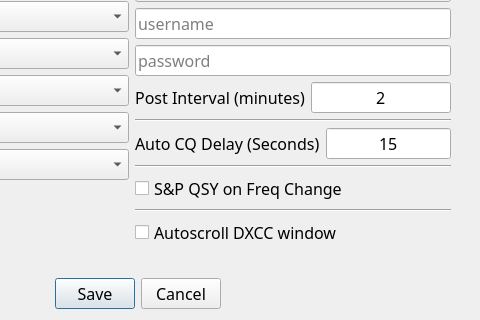
Above: not1mm/data/configuration.ui from mbridak/not1mm before the change; both pictures show x 204 to 684 and y 179 to 499 of the 684 by 499 pixel window. Below: the same form after it.
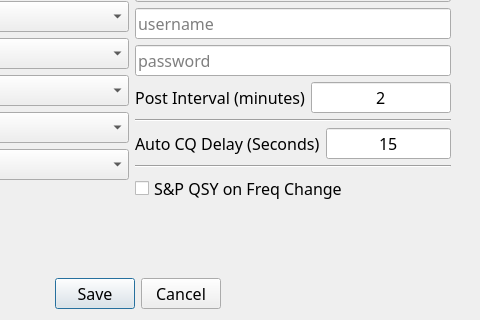
That is the form after the change. The open tabs and pages were chosen to show the change.

Commit message: @mbridak removed autoscroll widget.

What changed in the file:
```diff
--- a/not1mm/data/configuration.ui
+++ b/not1mm/data/configuration.ui
@@ -2433,20 +2433,6 @@
             </property>
            </widget>
           </item>
-          <item>
-           <widget class="Line" name="line_4">
-            <property name="orientation">
-             <enum>Qt::Horizontal</enum>
-            </property>
-           </widget>
-          </item>
-          <item>
-           <widget class="QCheckBox" name="autoscroll_dxcc_window">
-            <property name="text">
-             <string>Autoscroll DXCC window</string>
-            </property>
-           </widget>
-          </item>
           <item>
            <spacer name="verticalSpacer_8">
             <property name="orientation">
```
